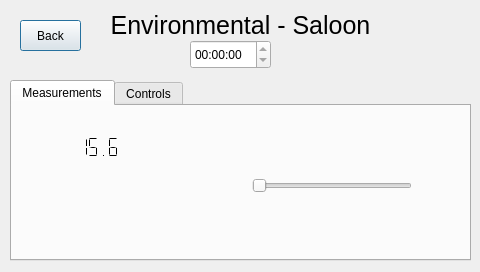
Before: the Qt Designer form ec_saloon.ui in MicrowattAthena/Lena_Modbus, drawn with Qt 5.
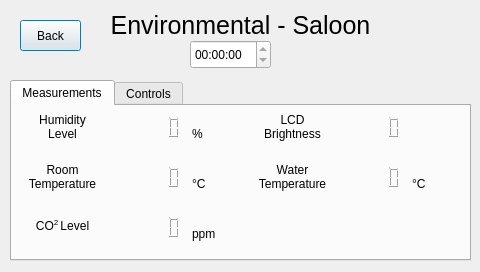
After: the same form once the commit is applied. Icons and pictures are not drawn.

Commit message: EC_Saloon Measurement Display

What changed in the file:
```diff
--- a/ec_saloon.ui
+++ b/ec_saloon.ui
@@ -179,11 +179,61 @@
     <attribute name="title">
      <string>Measurements</string>
     </attribute>
-    <widget class="QLCDNumber" name="lcd_humidity">
+    <widget class="QLabel" name="label_2">
      <property name="geometry">
       <rect>
-       <x>50</x>
-       <y>30</y>
+       <x>0</x>
+       <y>0</y>
+       <width>101</width>
+       <height>41</height>
+      </rect>
+     </property>
+     <property name="text">
+      <string>Humidity
+Level</string>
+     </property>
+     <property name="alignment">
+      <set>Qt::AlignCenter</set>
+     </property>
+    </widget>
+    <widget class="QLabel" name="label_3">
+     <property name="geometry">
+      <rect>
+       <x>0</x>
+       <y>50</y>
+       <width>101</width>
+       <height>41</height>
+      </rect>
+     </property>
+     <property name="text">
+      <string>Room
+Temperature</string>
+     </property>
+     <property name="alignment">
+      <set>Qt::AlignCenter</set>
+     </property>
+    </widget>
+    <widget class="QLabel" name="label_4">
+     <property name="geometry">
+      <rect>
+       <x>0</x>
+       <y>100</y>
+       <width>101</width>
+       <height>41</height>
+      </rect>
+     </property>
+     <property name="text">
+      <string>&lt;html&gt;&lt;head/&gt;&lt;body&gt;&lt;p&gt;CO&lt;span style=&quot; vertical-align:super;&quot;&gt;2 &lt;/span&gt;Level&lt;/p&gt;&lt;/body&gt;&lt;/html&gt;</string>
+     </property>
+     <property name="alignment">
+      <set>Qt::AlignCenter</set>
+     </property>
+    </widget>
+    <widget class="QLCDNumber" name="display_roomtemp">
+     <property name="geometry">
+      <rect>
+       <x>110</x>
+       <y>60</y>
        <width>64</width>
        <height>23</height>
       </rect>
@@ -191,27 +241,143 @@
      <property name="frameShape">
       <enum>QFrame::NoFrame</enum>
      </property>
-     <property name="lineWidth">
-      <number>3</number>
+    </widget>
+    <widget class="QLabel" name="label_5">
+     <property name="geometry">
+      <rect>
+       <x>180</x>
+       <y>70</y>
+       <width>31</width>
+       <height>16</height>
+      </rect>
      </property>
-     <property name="segmentStyle">
-      <enum>QLCDNumber::Flat</enum>
+     <property name="text">
+      <string>°C</string>
      </property>
-     <property name="value" stdset="0">
-      <double>15.600000000000000</double>
+    </widget>
+    <widget class="QLCDNumber" name="display_co2">
+     <property name="geometry">
+      <rect>
+       <x>110</x>
+       <y>110</y>
+       <width>64</width>
+       <height>23</height>
+      </rect>
      </property>
+     <property name="frameShape">
+      <enum>QFrame::NoFrame</enum>
+     </property>
     </widget>
-    <widget class="QSlider" name="horizontalSlider_2">
+    <widget class="QLabel" name="label_6">
      <property name="geometry">
       <rect>
-       <x>240</x>
+       <x>180</x>
+       <y>120</y>
+       <width>41</width>
+       <height>16</height>
+      </rect>
+     </property>
+     <property name="text">
+      <string>ppm</string>
+     </property>
+    </widget>
+    <widget class="QLabel" name="label_7">
+     <property name="geometry">
+      <rect>
+       <x>230</x>
+       <y>0</y>
+       <width>101</width>
+       <height>41</height>
+      </rect>
+     </property>
+     <property name="text">
+      <string>LCD
+Brightness</string>
+     </property>
+     <property name="alignment">
+      <set>Qt::AlignCenter</set>
+     </property>
+    </widget>
+    <widget class="QLCDNumber" name="display_watertemp">
+     <property name="geometry">
+      <rect>
+       <x>330</x>
+       <y>60</y>
+       <width>64</width>
+       <height>23</height>
+      </rect>
+     </property>
+     <property name="frameShape">
+      <enum>QFrame::NoFrame</enum>
+     </property>
+    </widget>
+    <widget class="QLabel" name="label_8">
+     <property name="geometry">
+      <rect>
+       <x>230</x>
+       <y>50</y>
+       <width>101</width>
+       <height>41</height>
+      </rect>
+     </property>
+     <property name="text">
+      <string>Water
+Temperature</string>
+     </property>
+     <property name="alignment">
+      <set>Qt::AlignCenter</set>
+     </property>
+    </widget>
+    <widget class="QLabel" name="label_9">
+     <property name="geometry">
+      <rect>
+       <x>400</x>
        <y>70</y>
-       <width>160</width>
-       <height>20</height>
+       <width>31</width>
+       <height>16</height>
       </rect>
      </property>
-     <property name="orientation">
-      <enum>Qt::Horizontal</enum>
+     <property name="text">
+      <string>°C</string>
+     </property>
+    </widget>
+    <widget class="QLCDNumber" name="display_LCDbrightness">
+     <property name="geometry">
+      <rect>
+       <x>330</x>
+       <y>10</y>
+       <width>64</width>
+       <height>23</height>
+      </rect>
+     </property>
+     <property name="frameShape">
+      <enum>QFrame::NoFrame</enum>
+     </property>
+    </widget>
+    <widget class="QLCDNumber" name="display_humidity">
+     <property name="geometry">
+      <rect>
+       <x>110</x>
+       <y>10</y>
+       <width>64</width>
+       <height>23</height>
+      </rect>
+     </property>
+     <property name="frameShape">
+      <enum>QFrame::NoFrame</enum>
+     </property>
+    </widget>
+    <widget class="QLabel" name="label_10">
+     <property name="geometry">
+      <rect>
+       <x>180</x>
+       <y>20</y>
+       <width>31</width>
+       <height>16</height>
+      </rect>
+     </property>
+     <property name="text">
+      <string>%</string>
      </property>
     </widget>
    </widget>
```
Left out of the diff: 60 changed lines with no effect on the pictures. The commit also changes 3 other files.
